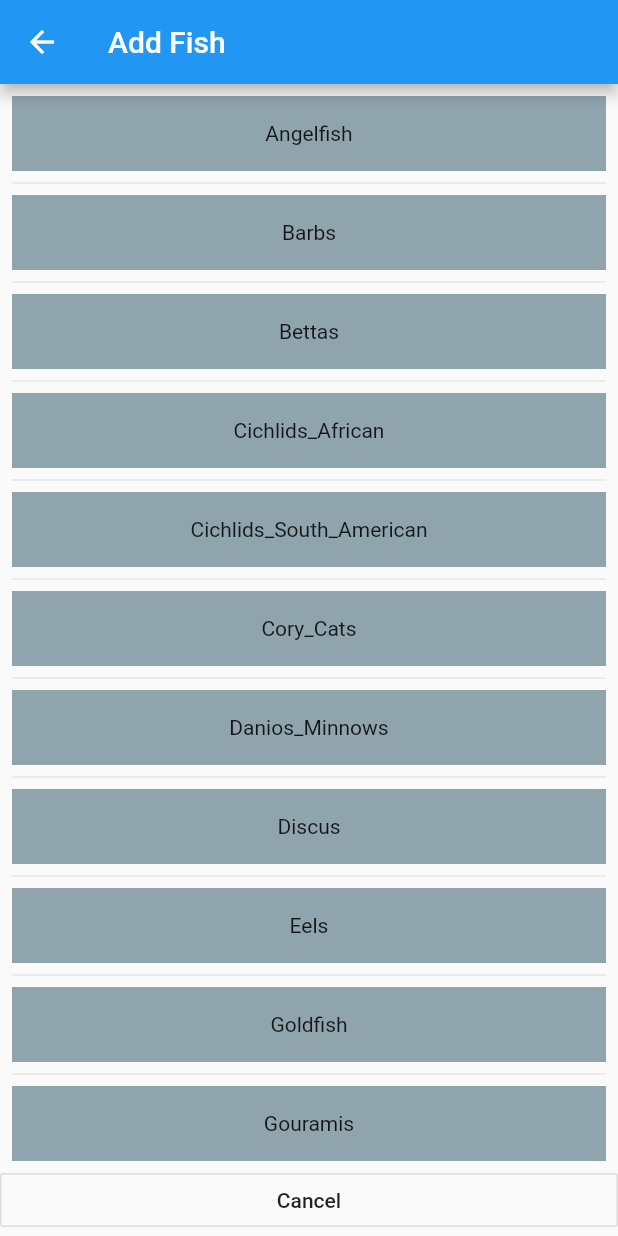
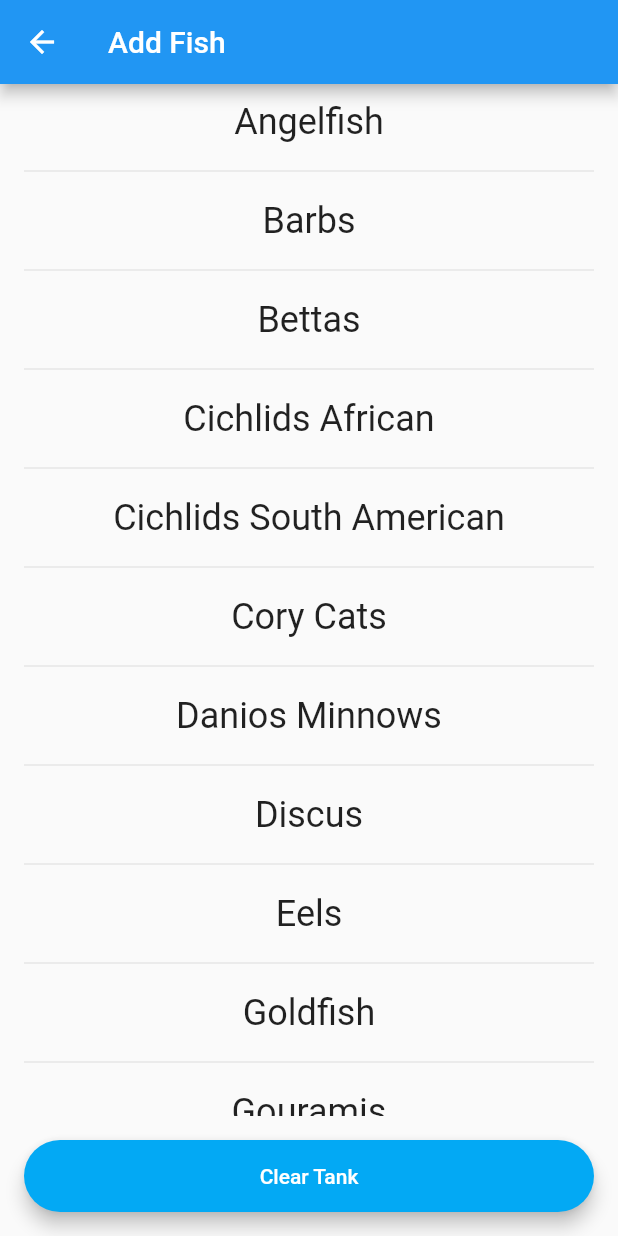
Before and after one commit to connorlof/Freshwater-Compatibility-Flutter, a Flutter app: the screen it shows after launch, after a tap on "Add Fish", on a phone screen of 412 x 824 dp. Run offline on Flutter 3.47's test engine with Material 2 defaults, Android fonts, the phone set to English and light mode, and no system bars; our stand-ins replace flutter_spinkit.

Commit message:
rendering results and styling added

```diff
--- /dev/null
+++ b/lib/components/rounded_button.dart
@@ -0,0 +1,32 @@
+import 'package:flutter/material.dart';
+
+class RoundedButton extends StatelessWidget {
+  RoundedButton({this.color, this.title, @required this.onPressed});
+
+  final Color color;
+  final String title;
+  final Function onPressed;
+
+  @override
+  Widget build(BuildContext context) {
+    return Padding(
+      padding: EdgeInsets.symmetric(vertical: 16.0),
+      child: Material(
+        elevation: 5.0,
+        color: color,
+        borderRadius: BorderRadius.circular(30.0),
+        child: MaterialButton(
+          onPressed: onPressed,
+          minWidth: 150.0,
+          height: 42.0,
+          child: Text(
+            title,
+            style: TextStyle(
+              color: Colors.white,
+            ),
+          ),
+        ),
+      ),
+    );
+  }
+}
--- a/lib/screens/fish_select_screen.dart
+++ b/lib/screens/fish_select_screen.dart
@@ -1,4 +1,6 @@
 import 'package:flutter/material.dart';
+import 'package:freshwater_compat_flutter/components/rounded_button.dart';
+import 'package:freshwater_compat_flutter/utilities/constants.dart';
 
 class FishSelectScreen extends StatefulWidget {
   FishSelectScreen({@required this.fish});
@@ -29,7 +31,7 @@ class _FishSelectScreenState extends State<FishSelectScreen> {
         children: <Widget>[
           Expanded(
             child: ListView.separated(
-              padding: const EdgeInsets.all(8),
+              padding: const EdgeInsets.symmetric(horizontal: 16.0),
               itemCount: fishList.length,
               itemBuilder: (BuildContext context, int index) {
                 return GestureDetector(
@@ -38,8 +40,12 @@ class _FishSelectScreenState extends State<FishSelectScreen> {
                   },
                   child: Container(
                     height: 50,
-                    color: Colors.blueGrey.shade300,
-                    child: Center(child: Text('${fishList[index]}')),
+                    child: Center(
+                      child: Text(
+                        '${fishList[index].replaceAll('_', ' ')}',
+                        style: kListTextStyle,
+                      ),
+                    ),
                   ),
                 );
               },
@@ -47,11 +53,15 @@ class _FishSelectScreenState extends State<FishSelectScreen> {
                   const Divider(),
             ),
           ),
-          OutlineButton(
-            child: Text('Cancel'),
-            onPressed: () {
-              Navigator.pop(context);
-            },
+          Padding(
+            padding: const EdgeInsets.symmetric(horizontal: 16.0),
+            child: RoundedButton(
+              color: Colors.lightBlue,
+              title: 'Clear Tank',
+              onPressed: () {
+                Navigator.pop(context);
+              },
+            ),
           ),
         ],
       ),
--- a/lib/screens/home_screen.dart
+++ b/lib/screens/home_screen.dart
@@ -1,7 +1,11 @@
 import 'dart:convert';
 
 import 'package:flutter/material.dart';
+import 'package:flutter/services.dart';
+import 'package:freshwater_compat_flutter/components/rounded_button.dart';
 import 'package:freshwater_compat_flutter/screens/fish_select_screen.dart';
+import 'package:freshwater_compat_flutter/utilities/constants.dart';
+import 'package:freshwater_compat_flutter/utilities/fish_comparator.dart';
 
 class HomeScreen extends StatefulWidget {
   HomeScreen({this.fishData});
@@ -14,28 +18,52 @@ class HomeScreen extends StatefulWidget {
 
 class _HomeScreenState extends State<HomeScreen> {
   var fishAvailableList = <String>[];
-  var addedFishList = <String>[];
-  var detailResultsList = <String>[];
+  var compData = <dynamic>[];
+  FishComparator fishComparator;
+
+  var addedFish = <String>[];
+  var detailedResults = <String>[];
+  String topLevelResult = 'Start by adding a fish';
+  String imagePath = 'images/fish_tank_empty.png';
 
   @override
   void initState() {
     super.initState();
+    SystemChrome.setPreferredOrientations([
+      DeviceOrientation.portraitUp,
+    ]);
     parseFishData();
+    fishComparator = FishComparator(compData, fishAvailableList.length);
   }
 
   void parseFishData() {
     Map<String, dynamic> decodedData = jsonDecode(widget.fishData);
-    List<dynamic> fishObjects = decodedData["data"];
+    compData = decodedData["data"];
 
-    for (int i = 0; i < fishObjects.length; i++) {
-      fishAvailableList.add(fishObjects[i]['Comparison_Fish']);
+    for (int i = 0; i < compData.length; i++) {
+      fishAvailableList.add(compData[i]['Comparison_Fish']);
     }
   }
 
-  void determineResult() {}
+  void determineResult() {
+    List<String> results = fishComparator.compareFish(addedFish);
+    detailedResults = fishComparator.detailedResults;
 
-  void compareFish() {
-    print('comparing fish');
+    setState(() {
+      if (results.contains('no')) {
+        imagePath = 'images/fish_tank_bad.png';
+        topLevelResult = 'Not Compatible';
+      } else if (results.contains('warn')) {
+        imagePath = 'images/fish_tank_warn.png';
+        topLevelResult = 'Use Caution';
+      } else if (results.contains('yes')) {
+        imagePath = 'images/fish_tank_good.png';
+        topLevelResult = 'Generally Compatible';
+      } else {
+        imagePath = 'images/fish_tank_empty.png';
+        topLevelResult = 'Add another fish!';
+      }
+    });
   }
 
   @override
@@ -43,28 +71,51 @@ class _HomeScreenState extends State<HomeScreen> {
     return Scaffold(
       appBar: AppBar(
         title: Text('Freshwater Compatibility'),
+        automaticallyImplyLeading: false,
       ),
-      body: Column(
+      body: WillPopScope(
+        onWillPop: () async {
+          return Future.value(false);
+        },
+        child: Column(
           crossAxisAlignment: CrossAxisAlignment.stretch,
           mainAxisAlignment: MainAxisAlignment.spaceBetween,
           children: <Widget>[
             Padding(
               padding: const EdgeInsets.all(24.0),
               child: Image(
-              image: AssetImage('images/fish_tank_empty.png'),
+                image: AssetImage('$imagePath'),
               ),
             ),
             Center(
-            child: Text('Add a fish to begin'),
+              child: Text(
+                '$topLevelResult',
+                style: kResultTextStyle,
+                textAlign: TextAlign.center,
               ),
-          Center(
-            child: Text('Details'),
+            ),
+            Expanded(
+              child: ListView.builder(
+                padding: const EdgeInsets.all(8),
+                itemCount: detailedResults.length,
+                itemBuilder: (BuildContext context, int index) {
+                  return Container(
+                    height: 40,
+                    child: Center(
+                        child: Text(
+                      '${detailedResults[index].replaceAll('_', ' ')}',
+                      textAlign: TextAlign.center,
+                    )),
+                  );
+                },
+              ),
             ),
             Row(
               mainAxisAlignment: MainAxisAlignment.spaceEvenly,
               children: <Widget>[
-              OutlineButton(
-                child: Text('Add Fish'),
+                RoundedButton(
+                  color: Colors.lightBlue,
+                  title: 'Add Fish',
                   onPressed: () async {
                     var fishToAdd = await Navigator.push(
                         context,
@@ -75,24 +126,31 @@ class _HomeScreenState extends State<HomeScreen> {
 
                     if (fishToAdd != null) {
                       print('added: ' + fishToAdd);
-                    addedFishList.add(fishToAdd);
-                    print(addedFishList);
+                      addedFish.add(fishToAdd);
+                      print(addedFish);
 
-                    compareFish();
+                      //compareFish();
+                      determineResult();
                     }
                   },
                 ),
-              OutlineButton(
-                child: Text('Clear Tank'),
+                RoundedButton(
+                  color: Colors.lightBlue,
+                  title: 'Clear Tank',
                   onPressed: () {
-                  addedFishList.clear();
-                  print(addedFishList);
+                    setState(() {
+                      addedFish.clear();
+                      fishComparator.detailedResults.clear();
+                      topLevelResult = 'Tank cleared, add a fish to continue!';
+                      imagePath = 'images/fish_tank_empty.png';
+                    });
                   },
-              )
+                ),
               ],
             ),
           ],
         ),
+      ),
     );
   }
 }
--- a/lib/utilities/constants.dart
+++ b/lib/utilities/constants.dart
@@ -0,0 +1,9 @@
+import 'package:flutter/material.dart';
+
+const kListTextStyle = TextStyle(
+  fontSize: 24.0,
+);
+
+const kResultTextStyle = TextStyle(
+  fontSize: 30.0,
+);
```
Also changed, not shown: lib/utilities/fish_comparator.dart (added, +141 -0 lines). Lines whose indentation alone changed are shown as unchanged.
